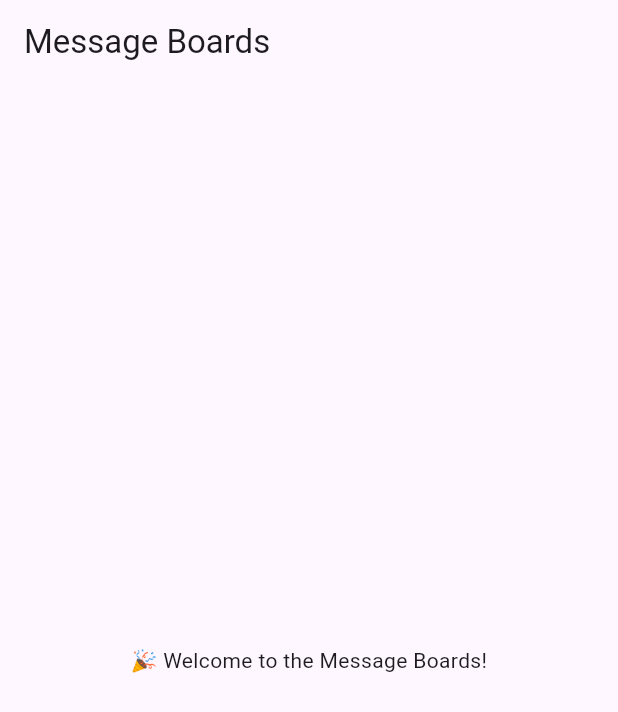
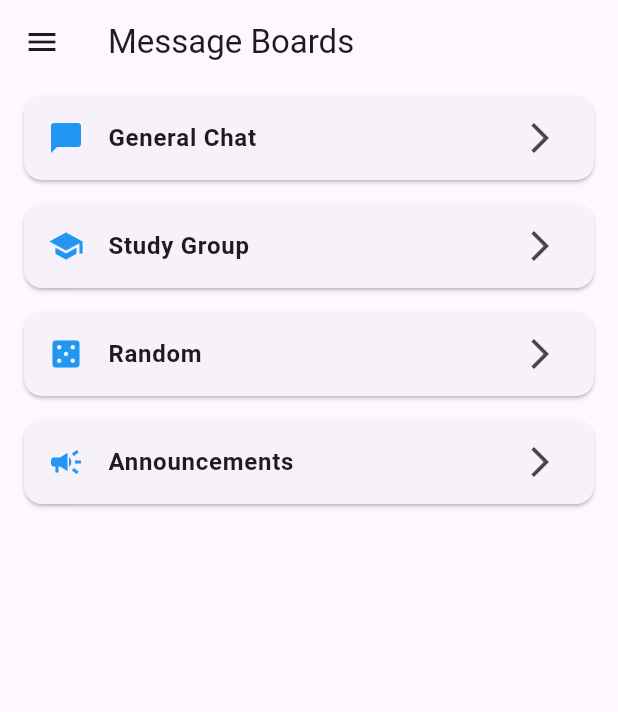
Before and after one commit to meoz23/MAD4, a Flutter app: the MessageBoardsScreen screen opened directly, on a phone screen of 412 x 824 dp. Shown: the top 712 px of the screen. Run offline on Flutter 3.47's test engine with Material 3 defaults, Android fonts, the phone set to English and light mode, and no system bars; our stand-ins replace cloud_firestore, firebase_auth, firebase_core, logger; accounts and stored records are empty.

Commit message:
More bug fixes...

```diff
--- a/lib/screens/message_boards_screen.dart
+++ b/lib/screens/message_boards_screen.dart
@@ -1,14 +1,91 @@
 import 'package:flutter/material.dart';
+import 'chat_screen.dart';
+import 'profile_screen.dart';
+import 'settings_screen.dart';
 
 class MessageBoardsScreen extends StatelessWidget {
   const MessageBoardsScreen({super.key});
 
+  final List<Map<String, dynamic>> boards = const [
+    {'name': 'General Chat', 'icon': Icons.chat_bubble},
+    {'name': 'Study Group', 'icon': Icons.school},
+    {'name': 'Random', 'icon': Icons.casino},
+    {'name': 'Announcements', 'icon': Icons.campaign},
+  ];
+
   @override
   Widget build(BuildContext context) {
     return Scaffold(
-      appBar: AppBar(title: const Text('Message Boards')),
-      body: const Center(
-        child: Text("🎉 Welcome to the Message Boards!"),
+      appBar: AppBar(
+        title: const Text('Message Boards'),
+      ),
+      drawer: Drawer(
+        child: ListView(
+          padding: EdgeInsets.zero,
+          children: [
+            const DrawerHeader(
+              decoration: BoxDecoration(color: Colors.blue),
+              child: Text(
+                'Menu',
+                style: TextStyle(color: Colors.white, fontSize: 24),
+              ),
+            ),
+            ListTile(
+              leading: const Icon(Icons.message),
+              title: const Text('Message Boards'),
+              onTap: () {
+                Navigator.pop(context);
+              },
+            ),
+            ListTile(
+              leading: const Icon(Icons.person),
+              title: const Text('Profile'),
+              onTap: () {
+                Navigator.pop(context);
+                Navigator.push(
+                  context,
+                  MaterialPageRoute(builder: (_) => const ProfileScreen()),
+                );
+              },
+            ),
+            ListTile(
+              leading: const Icon(Icons.settings),
+              title: const Text('Settings'),
+              onTap: () {
+                Navigator.pop(context);
+                Navigator.push(
+                  context,
+                  MaterialPageRoute(builder: (_) => const SettingsScreen()),
+                );
+              },
+            ),
+          ],
+        ),
+      ),
+      body: ListView.builder(
+        itemCount: boards.length,
+        itemBuilder: (context, index) {
+          final board = boards[index];
+          return Card(
+            margin: const EdgeInsets.symmetric(horizontal: 16, vertical: 8),
+            child: ListTile(
+              leading: Icon(board['icon'], color: Colors.blue),
+              title: Text(
+                board['name'],
+                style: const TextStyle(fontWeight: FontWeight.bold),
+              ),
+              trailing: const Icon(Icons.arrow_forward_ios),
+              onTap: () {
+                Navigator.push(
+                  context,
+                  MaterialPageRoute(
+                    builder: (_) => ChatScreen(boardName: board['name']),
+                  ),
+                );
+              },
+            ),
+          );
+        },
       ),
     );
   }
```
Also changed, not shown: lib/screens/profile_screen.dart (+71 -3 lines), lib/screens/settings_screen.dart (+12 -7 lines).
